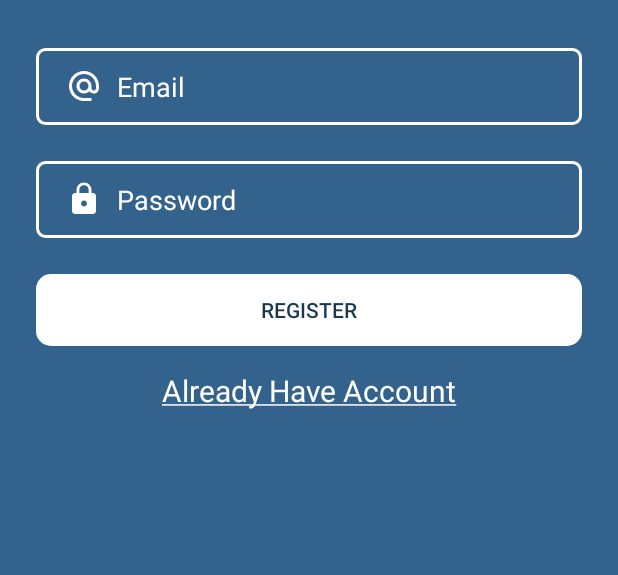
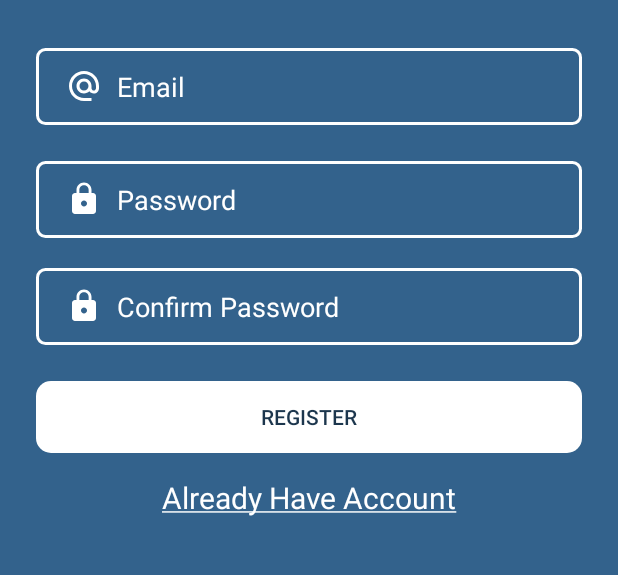
Before and after one commit to MaRio0607/Login_signUp, an Android app: the Singup screen opened through its navigation route, on a phone screen of 412 x 824 dp, the part 190-765 px from its top. Run offline under Robolectric (Android 15) with nearby library versions, the phone set to English and light mode, and no system bars; our stand-ins replace Firebase (no records; nobody signed in at launch, a user with empty details on screens opened directly), navigation-ui; Roboto replaces fonts that are not available here.

```diff
--- a/app/src/main/java/mx/tec/loginfire/HomeFragment.kt
+++ b/app/src/main/java/mx/tec/loginfire/HomeFragment.kt
@@ -6,6 +6,7 @@ import android.view.LayoutInflater
 import android.view.View
 import android.view.ViewGroup
 import androidx.navigation.fragment.findNavController
+import com.google.firebase.auth.FirebaseAuth
 import mx.tec.loginfire.databinding.FragmentHomeBinding
 
 /**
@@ -33,6 +34,7 @@ class HomeFragment : Fragment() {
         super.onViewCreated(view, savedInstanceState)
 
         binding.logout.setOnClickListener {
+            FirebaseAuth.getInstance().signOut()
             findNavController().navigate(R.id.HometoLogin)
         }
     }
--- a/app/src/main/res/layout/fragment_singup.xml
+++ b/app/src/main/res/layout/fragment_singup.xml
@@ -83,6 +83,28 @@
                 app:layout_constraintStart_toStartOf="@+id/inputEmail"
                 app:layout_constraintTop_toBottomOf="@+id/inputEmail" />
 
+            <EditText
+                android:id="@+id/inputConfirmPassword"
+                android:layout_width="0dp"
+                android:layout_height="wrap_content"
+                android:layout_marginTop="20dp"
+                android:background="@drawable/input_bg"
+                android:drawableLeft="@drawable/password_icon"
+                android:drawablePadding="10dp"
+                android:ems="10"
+                android:hint="Confirm Password"
+                android:inputType="textPassword"
+                android:paddingLeft="20dp"
+                android:paddingTop="13dp"
+                android:paddingRight="20dp"
+                android:paddingBottom="13dp"
+                android:textColor="@color/white"
+                android:textColorHint="@color/white"
+                app:layout_constraintEnd_toEndOf="@+id/inputPassword"
+                app:layout_constraintHorizontal_bias="0.0"
+                app:layout_constraintStart_toStartOf="@+id/inputPassword"
+                app:layout_constraintTop_toBottomOf="@+id/inputPassword" />
+
             <Button
                 android:id="@+id/btnRegister"
                 android:layout_width="0dp"
@@ -92,10 +114,10 @@
                 android:backgroundTint="@color/white"
                 android:text="Register"
                 android:textColor="@color/purple_200"
-                app:layout_constraintEnd_toEndOf="@+id/inputPassword"
+                app:layout_constraintEnd_toEndOf="@+id/inputConfirmPassword"
                 app:layout_constraintHorizontal_bias="0.0"
-                app:layout_constraintStart_toStartOf="@+id/inputPassword"
-                app:layout_constraintTop_toBottomOf="@+id/inputPassword" />
+                app:layout_constraintStart_toStartOf="@+id/inputConfirmPassword"
+                app:layout_constraintTop_toBottomOf="@+id/inputConfirmPassword" />
 
             <TextView
                 android:id="@+id/txtLogin"
```
Also changed, not shown: app/build.gradle (+4 -4 lines), app/src/main/java/mx/tec/loginfire/LoginFragment.kt (+35 -4 lines), app/src/main/java/mx/tec/loginfire/SingupFragment.kt (+42 -0 lines), app/src/main/res/layout/fragment_login.xml (+4 -4 lines), 1 other file.
